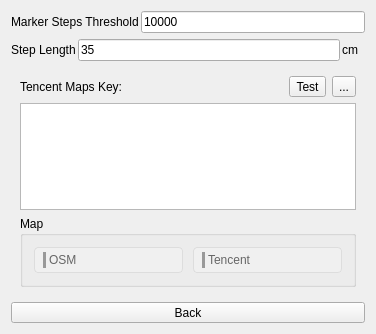
Old version of the form src/Exercise/StepsOptions.ui in the repository ic005k/Knot.
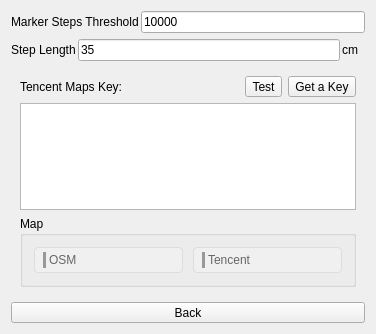
New version of the form. Icons and pictures are not drawn.

Patch:
```diff
--- a/src/Exercise/StepsOptions.ui
+++ b/src/Exercise/StepsOptions.ui
@@ -128,7 +128,7 @@
         <item>
          <widget class="QToolButton" name="btnWeb">
           <property name="text">
-           <string>...</string>
+           <string>Get a Key</string>
           </property>
          </widget>
         </item>
```
